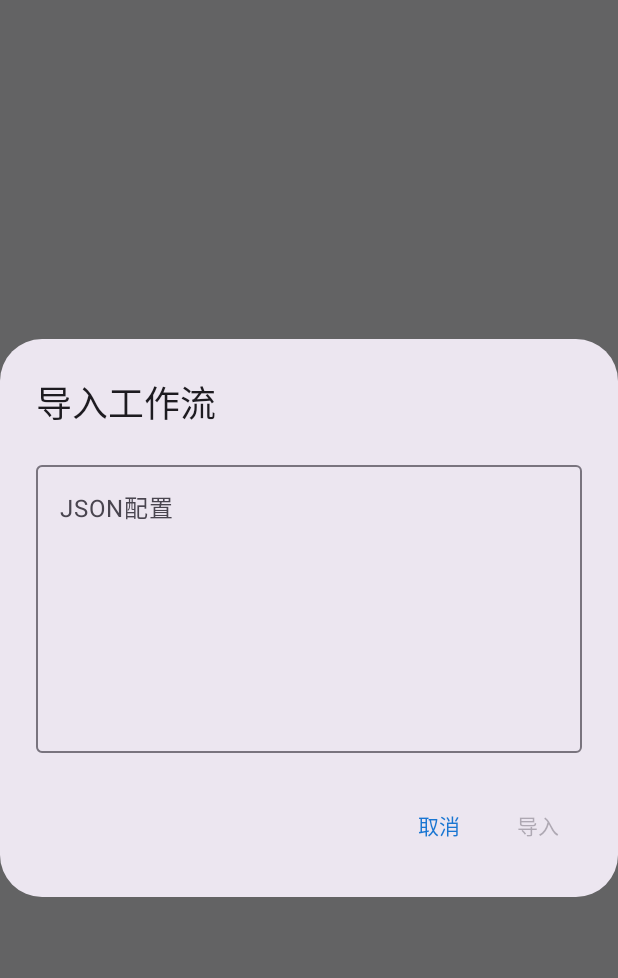
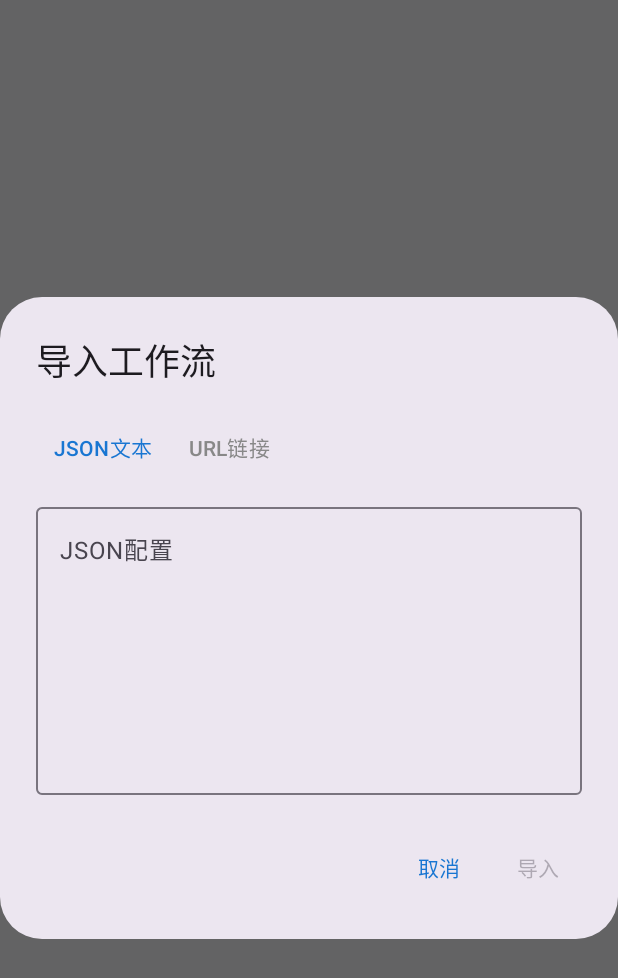
Before and after one commit to dogcodes/AutoFlow, an Android app built with Jetpack Compose: the composable ImportDialog shown on its own in the app's theme, on a phone screen of 412 x 824 dp. Shown: the top 978 px of the screen. Run offline under Robolectric (Android 15) with nearby library versions, the light colour scheme and no system bars.

Commit message:
工作流增加导入功能

```diff
--- a/app/src/main/java/com/carlos/autoflow/workflow/ui/WorkflowDialogs.kt
+++ b/app/src/main/java/com/carlos/autoflow/workflow/ui/WorkflowDialogs.kt
@@ -18,14 +18,43 @@ import androidx.compose.ui.unit.sp
 @Composable
 fun ImportDialog(
     onDismiss: () -> Unit,
-    onImport: (String) -> Unit
+    onImport: (String) -> Unit,
+    onImportFromUrl: (String) -> Unit,
+    errorMessage: String? = null
 ) {
     var jsonText by remember { mutableStateOf("") }
+    var urlText by remember { mutableStateOf("") }
+    var selectedTab by remember { mutableStateOf(0) }
 
     AlertDialog(
         onDismissRequest = onDismiss,
         title = { Text("导入工作流") },
         text = {
+            Column {
+                // 标签页选择
+                Row {
+                    TextButton(
+                        onClick = { selectedTab = 0 },
+                        colors = ButtonDefaults.textButtonColors(
+                            contentColor = if (selectedTab == 0) MaterialTheme.colorScheme.primary else Color.Gray
+                        )
+                    ) {
+                        Text("JSON文本")
+                    }
+                    TextButton(
+                        onClick = { selectedTab = 1 },
+                        colors = ButtonDefaults.textButtonColors(
+                            contentColor = if (selectedTab == 1) MaterialTheme.colorScheme.primary else Color.Gray
+                        )
+                    ) {
+                        Text("URL链接")
+                    }
+                }
+
+                Spacer(modifier = Modifier.height(8.dp))
+
+                when (selectedTab) {
+                    0 -> {
                         OutlinedTextField(
                             value = jsonText,
                             onValueChange = { jsonText = it },
@@ -35,11 +64,43 @@ fun ImportDialog(
                                 .height(200.dp),
                             maxLines = 10
                         )
+                    }
+                    1 -> {
+                        OutlinedTextField(
+                            value = urlText,
+                            onValueChange = { urlText = it },
+                            label = { Text("配置文件URL") },
+                            placeholder = { Text("https://example.com/workflow.json") },
+                            modifier = Modifier.fillMaxWidth(),
+                            singleLine = true
+                        )
+                    }
+                }
+
+                // 错误信息显示
+                if (errorMessage != null) {
+                    Spacer(modifier = Modifier.height(8.dp))
+                    Text(
+                        text = "❌ $errorMessage",
+                        color = MaterialTheme.colorScheme.error,
+                        fontSize = 12.sp
+                    )
+                }
+            }
         },
         confirmButton = {
             TextButton(
-                onClick = { onImport(jsonText) },
-                enabled = jsonText.isNotBlank()
+                onClick = {
+                    when (selectedTab) {
+                        0 -> onImport(jsonText)
+                        1 -> onImportFromUrl(urlText)
+                    }
+                },
+                enabled = when (selectedTab) {
+                    0 -> jsonText.isNotBlank()
+                    1 -> urlText.isNotBlank()
+                    else -> false
+                }
             ) {
                 Text("导入")
             }
--- a/app/src/main/res/xml/network_security_config.xml
+++ b/app/src/main/res/xml/network_security_config.xml
@@ -4,5 +4,6 @@
         <domain includeSubdomains="true">api.github.com</domain>
         <domain includeSubdomains="true">httpbin.org</domain>
         <domain includeSubdomains="true">jsonplaceholder.typicode.com</domain>
+        <domain includeSubdomains="true">xbdcc.cn</domain>
     </domain-config>
 </network-security-config>
```
Also changed, not shown: app/src/main/java/com/carlos/autoflow/workflow/ui/WorkflowEditor.kt (+28 -4 lines), app/src/main/java/com/carlos/autoflow/workflow/viewmodel/WorkflowViewModel.kt (+56 -7 lines). Lines whose indentation alone changed are shown as unchanged.
